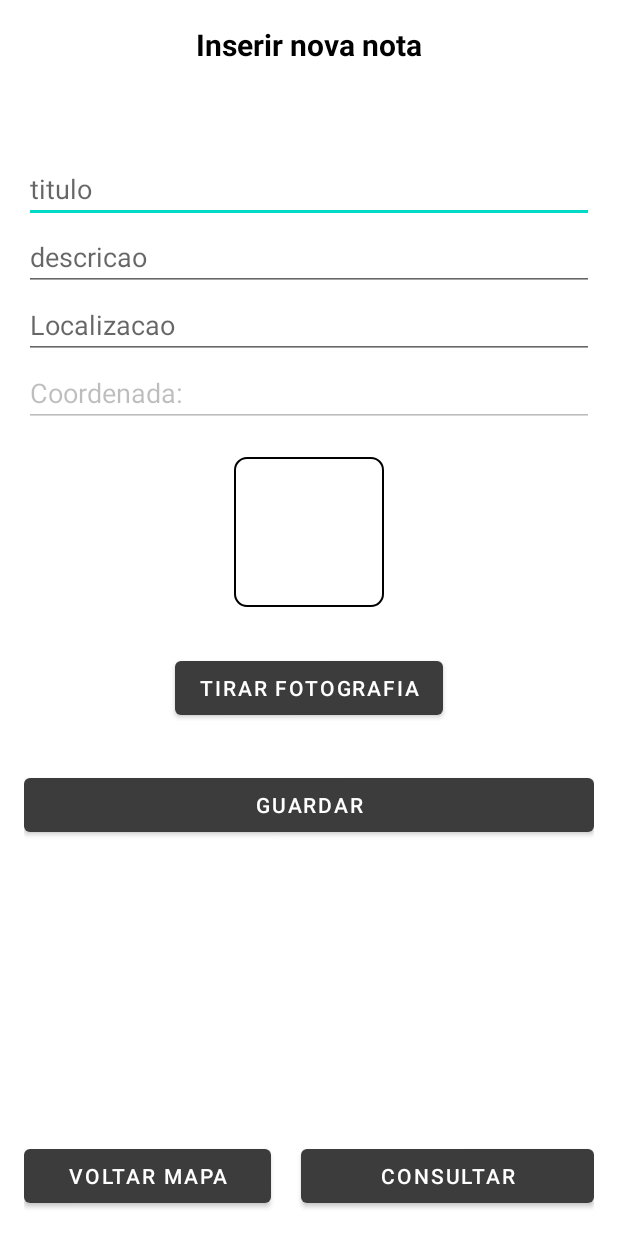
After one commit to tiagopereira7/IntelligentCity, an Android app: the layout activity_notas.xml on its own in the app's theme, with its tools: preview values and no code run, on a phone screen of 412 x 824 dp. The commit adds this screen. Run offline under Robolectric (Android 15) with nearby library versions, the phone set to English and light mode, and no system bars.

Commit message:
layout add Nota no mapa

```diff
--- a/app/src/main/AndroidManifest.xml
+++ b/app/src/main/AndroidManifest.xml
@@ -2,11 +2,16 @@
 <manifest xmlns:android="http://schemas.android.com/apk/res/android"
     package="com.example.intelligentcity">
 
-    <!--
-         The ACCESS_COARSE/FINE_LOCATION permissions are not required to use
-         Google Maps Android API v2, but you must specify either coarse or fine
-         location permissions for the "MyLocation" functionality.
-    -->
+    <uses-feature
+        android:name="android.hardware.camera"
+        android:required="true" />
+
+    <uses-permission android:name="android.permission.ACCESS_NETWORK_STATE" />
+    <uses-permission android:name="android.permission.ACCESS_FINE_LOCATION" />
+    <uses-permission android:name="android.permission.CAMERA" />
+    <uses-permission android:name="android.permission.WRITE_EXTERNAL_STORAGE" />
+    <uses-permission android:name="android.permission.INTERNET" />
+
     <application
         android:allowBackup="true"
         android:icon="@mipmap/logo"
@@ -14,7 +19,7 @@
         android:roundIcon="@mipmap/logo"
         android:supportsRtl="true"
         android:theme="@style/Theme.IntelligentCity">
-
+        <activity android:name=".entities.NotasActivity"></activity>
         <!--
              The API key for Google Maps-based APIs is defined as a string resource.
              (See the file "res/values/google_maps_api.xml").
@@ -25,34 +30,22 @@
         -->
         <activity
             android:name=".MapActivity"
-            android:label="@string/title_activity_map"></activity>
-
+            android:label="@string/title_activity_map" />
         <activity android:name=".RegistarActivity" />
         <activity android:name=".SecondActivity" />
         <activity android:name=".AddNote" />
         <activity android:name=".EditNote" />
         <activity android:name=".MainActivity">
-
             <intent-filter>
                 <action android:name="android.intent.action.MAIN" />
 
                 <category android:name="android.intent.category.LAUNCHER" />
             </intent-filter>
         </activity>
+
         <meta-data
             android:name="com.google.android.geo.API_KEY"
             android:value="@string/google_maps_key" />
     </application>
-    <uses-feature
-        android:name="android.hardware.camera"
-        android:required="true" />
-    <uses-permission android:name="android.permission.ACCESS_NETWORK_STATE" />
-
-    <uses-permission android:name="android.permission.ACCESS_FINE_LOCATION" />
-
-    <uses-permission android:name="android.permission.CAMERA" />
-    <uses-permission android:name="android.permission.WRITE_EXTERNAL_STORAGE" />
-
-    <uses-permission android:name="android.permission.INTERNET" />
 
 </manifest>
--- /dev/null
+++ b/app/src/main/java/com/example/intelligentcity/NotasActivity.kt
@@ -0,0 +1,11 @@
+package com.example.intelligentcity
+
+import androidx.appcompat.app.AppCompatActivity
+import android.os.Bundle
+
+class NotasActivity : AppCompatActivity() {
+    override fun onCreate(savedInstanceState: Bundle?) {
+        super.onCreate(savedInstanceState)
+        setContentView(R.layout.activity_notas)
+    }
+}
--- a/app/src/main/res/layout/activity_main.xml
+++ b/app/src/main/res/layout/activity_main.xml
@@ -49,7 +49,7 @@
             android:id="@+id/username"
             android:layout_width="match_parent"
             android:layout_height="wrap_content"
-            android:hint="@string/username" />
+            android:hint="@string/email" />
         <EditText
             android:id="@+id/password"
             android:layout_width="match_parent"
--- /dev/null
+++ b/app/src/main/res/layout/activity_notas.xml
@@ -0,0 +1,113 @@
+<?xml version="1.0" encoding="utf-8"?>
+<RelativeLayout xmlns:android="http://schemas.android.com/apk/res/android"
+    xmlns:tools="http://schemas.android.com/tools"
+    android:id="@+id/layout_guardar_notas"
+    android:layout_width="match_parent"
+    android:layout_height="match_parent"
+    android:paddingBottom="@dimen/activity_vertical_margin"
+    android:paddingLeft="@dimen/activity_horizontal_margin"
+    android:paddingRight="@dimen/activity_horizontal_margin"
+    android:paddingTop="@dimen/activity_vertical_margin"
+    android:orientation="vertical"
+    tools:context=".NotasActivity">
+
+
+
+<TextView
+        android:id="@+id/textotitulo"
+        android:layout_width="wrap_content"
+        android:layout_height="wrap_content"
+        android:text="@string/textotitulo"
+        android:textColor="@color/black"
+        android:textStyle="bold"
+        android:textSize="20sp"
+        android:layout_centerHorizontal="true"/>
+
+    <LinearLayout
+        android:id="@+id/linear"
+        android:layout_width="match_parent"
+        android:layout_height="wrap_content"
+        android:layout_below="@id/textotitulo"
+        android:layout_marginTop="60dp"
+        android:orientation="vertical">
+
+        <EditText
+            android:id="@+id/edittitulo"
+            android:layout_width="match_parent"
+            android:layout_height="wrap_content"
+            android:hint="@string/titulo" />
+
+        <EditText
+            android:id="@+id/editdescricao"
+            android:layout_width="match_parent"
+            android:layout_height="wrap_content"
+            android:hint="@string/descricao" />
+
+        <EditText
+            android:id="@+id/editlocalizacao"
+            android:layout_width="match_parent"
+            android:layout_height="wrap_content"
+            android:hint="@string/localizacao" />
+
+        <EditText
+            android:id="@+id/editcoordenadas"
+            android:layout_width="match_parent"
+            android:layout_height="wrap_content"
+            android:enabled="false"
+            android:hint="coordenadas"
+            android:text="Coordenada: " />
+
+        <ImageView
+            android:id="@+id/imageView"
+            android:layout_width="100dp"
+            android:layout_height="100dp"
+            android:layout_gravity="center"
+            android:layout_marginTop="20dp"
+            android:background="@drawable/border_image"
+            android:cropToPadding="true"
+            android:padding="8dp"
+            android:scaleType="centerCrop" />
+
+        <Button
+            android:id="@+id/button_image"
+            android:layout_width="wrap_content"
+            android:layout_height="match_parent"
+            android:layout_alignParentBottom="true"
+            android:layout_gravity="center"
+            android:layout_marginTop="30dp"
+            android:text="@string/tirar_fotografia" />
+        android:onClick="dispatchTakePictureIntent"
+
+
+        <Button
+            android:layout_width="match_parent"
+            android:layout_height="wrap_content"
+            android:layout_marginTop="30dp"
+            android:text="@string/guardar" />
+
+    </LinearLayout>
+
+    <LinearLayout
+        android:layout_alignParentBottom="true"
+        android:layout_width="match_parent"
+        android:layout_height="wrap_content"
+        android:orientation="horizontal">
+
+        <Button
+            android:id="@+id/limpar"
+            android:layout_weight="1"
+            android:layout_width="0dp"
+            android:layout_height="wrap_content"
+            android:layout_marginRight="20dp"
+            android:text="@string/voltarmapa"
+            />
+
+        <Button
+            android:layout_weight="1"
+            android:layout_width="30dp"
+            android:layout_height="match_parent"
+            android:text="@string/consultarnomapa"
+            />
+
+    </LinearLayout>
+</RelativeLayout>
--- a/app/src/main/res/values/strings.xml
+++ b/app/src/main/res/values/strings.xml
@@ -24,6 +24,10 @@
     <string name="menu_remover">Remover</string>
     <string name="eliminar">Eliminar</string>
     <string name="textotituloeditar">Alterar Nota</string>
-    <string name="title_activity_map">Map</string>
+    <string name="voltarmapa">Voltar Mapa</string>
+    <string name="consultarnomapa">Consultar</string>
+    <string name="localizacao">Localizacao</string>
+    <string name="tirar_fotografia">Tirar fotografia</string>
+
 
 </resources>
```
Also changed, not shown: 1 other file.
